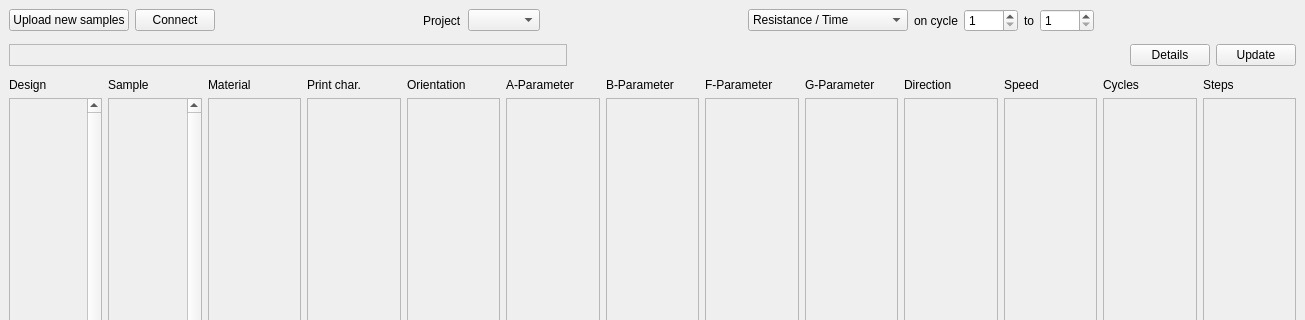
Qt form form.ui (Phil0795/Filter) before a commit; both pictures show x 0 to 1305 and y 0 to 320 of the 1305 by 919 pixel window.
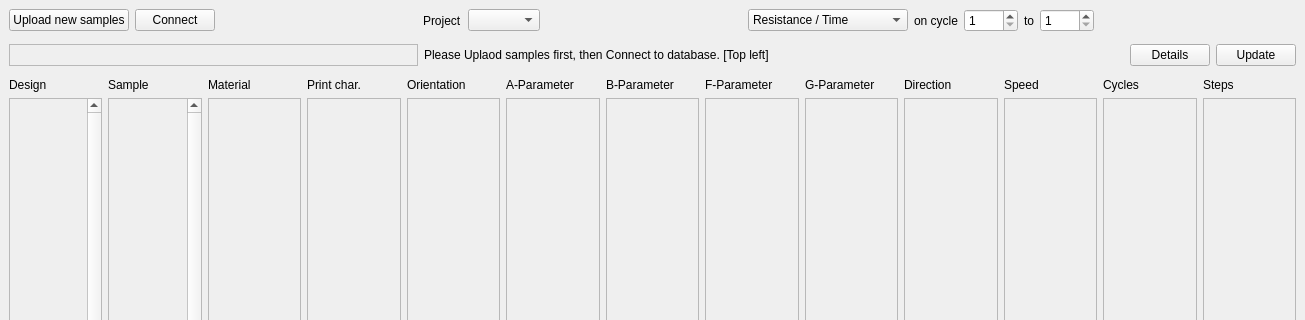
The same form after that commit.

```diff
--- a/form.ui
+++ b/form.ui
@@ -199,17 +199,23 @@
          </widget>
         </item>
         <item>
-         <spacer name="horizontalSpacer">
-          <property name="orientation">
-           <enum>Qt::Horizontal</enum>
+         <widget class="QLabel" name="label_userinfo">
+          <property name="minimumSize">
+           <size>
+            <width>700</width>
+            <height>0</height>
+           </size>
           </property>
-          <property name="sizeHint" stdset="0">
+          <property name="maximumSize">
            <size>
-            <width>40</width>
-            <height>20</height>
+            <width>700</width>
+            <height>16777215</height>
            </size>
           </property>
-         </spacer>
+          <property name="text">
+           <string>Please Uplaod samples first, then Connect to database. [Top left]</string>
+          </property>
+         </widget>
         </item>
         <item>
          <widget class="QPushButton" name="pushButton_detail">
```
Left out of the diff: 4 changed lines with no effect on the pictures.
